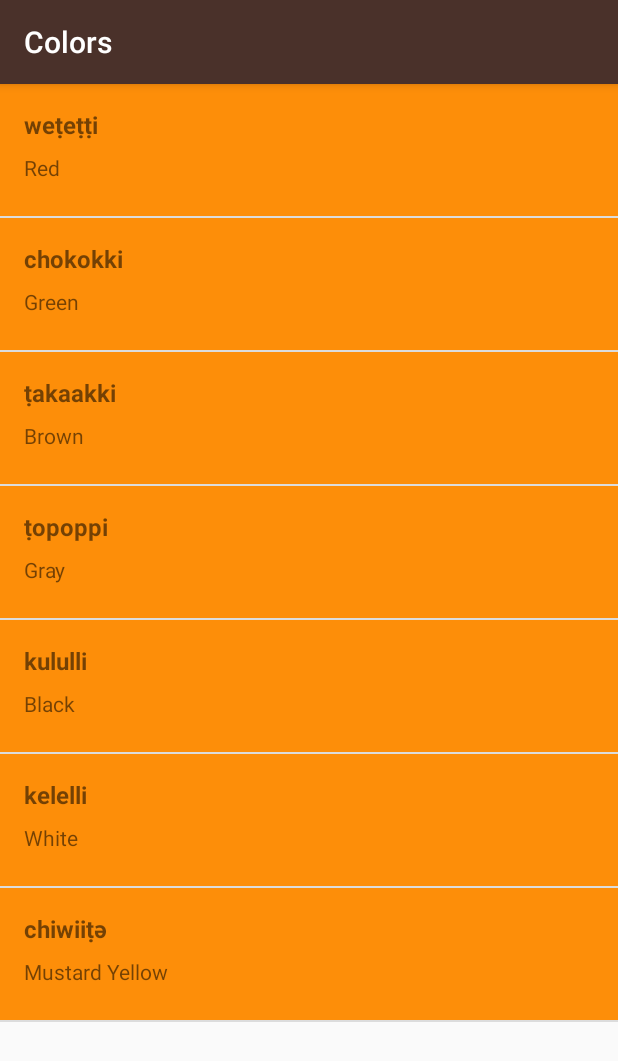
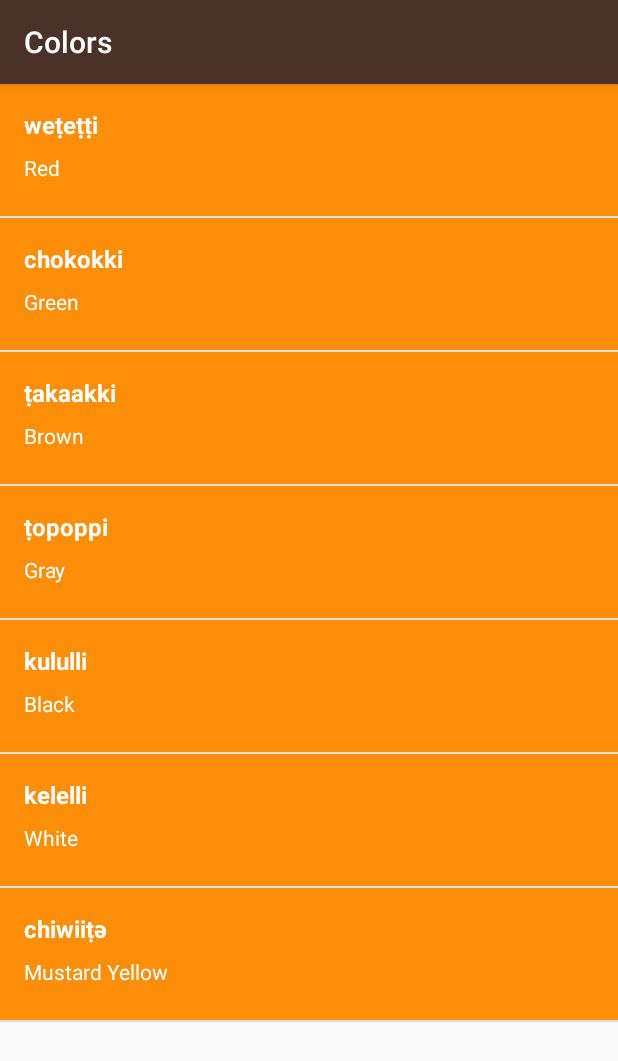
Before and after one commit to harshitm98/App-Miwok-Starter-code, an Android app: the ColorsActivity screen opened directly, with no data from a screen before it, on a phone screen of 412 x 824 dp. Shown: the top 1061 px of the screen. Run offline under Robolectric (Android 15) with nearby library versions, the phone set to English and light mode, and no system bars.

Commit message:
Reaarange code and changed the color of textView to be white

```diff
--- a/app/src/main/res/layout/list_item.xml
+++ b/app/src/main/res/layout/list_item.xml
@@ -1,44 +1,46 @@
 <?xml version="1.0" encoding="utf-8"?>
 <LinearLayout xmlns:android="http://schemas.android.com/apk/res/android"
     xmlns:tools="http://schemas.android.com/tools"
-    android:orientation="horizontal" android:layout_width="match_parent"
+    android:layout_width="match_parent"
     android:layout_height="match_parent"
+    android:background="@color/category_numbers"
     android:minHeight="@dimen/list_item_height"
-    android:background="@color/category_numbers"
-    >
+    android:orientation="horizontal">
 
     <ImageView
+        android:id="@+id/miwok_image"
         android:layout_width="@dimen/list_item_height"
-        android:id="@+id/miwok_image"
         android:layout_height="@dimen/list_item_height"
-        tools:src="@mipmap/ic_launcher"
+        android:layout_centerVertical="true"
         android:background="#FFFFFF"
-        android:layout_centerVertical="true"
-        />
+        tools:src="@mipmap/ic_launcher" />
 
 
     <LinearLayout
         android:layout_width="match_parent"
         android:layout_height="wrap_content"
-        android:orientation="vertical"
-        android:layout_marginLeft="16dp">
+        android:layout_marginLeft="16dp"
+        android:orientation="vertical">
 
         <TextView
+            android:id="@+id/text_miwok"
             android:layout_width="wrap_content"
             android:layout_height="wrap_content"
-            tools:text = "Lutti"
+            android:layout_marginBottom="8dp"
+            android:layout_marginTop="16dp"
+            android:textColor="@android:color/white"
             android:textSize="16sp"
-            android:layout_marginTop="16dp"
-            android:id="@+id/text_miwok"
-            android:layout_marginBottom="8dp"
-            android:textStyle="bold"/>
+            android:textStyle="bold"
+            tools:text="Lutti" />
+
         <TextView
+            android:id="@+id/text_english"
             android:layout_width="wrap_content"
             android:layout_height="wrap_content"
+            android:layout_marginBottom="16dp"
+            android:textColor="@android:color/white"
             android:textSize="14sp"
-            tools:text = "One"
-            android:layout_marginBottom="16dp"
-            android:id="@+id/text_english"/>
+            tools:text="One" />
 
     </LinearLayout>
 
```
